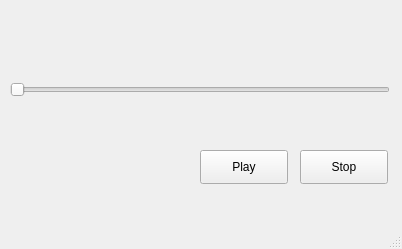
First picture: the form in starTunesGui.ui, repository Tharupahan/StarTunes, before the edit.
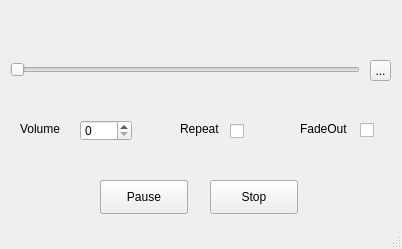
Second picture: the form after the edit. Icons and pictures are not drawn.

```diff
--- a/starTunesGui.ui
+++ b/starTunesGui.ui
@@ -18,24 +18,24 @@
     <normaloff>disc.png</normaloff>disc.png</iconset>
   </property>
   <widget class="QWidget" name="centralwidget">
-   <widget class="QPushButton" name="playButton">
+   <widget class="QPushButton" name="pauseButton">
     <property name="geometry">
      <rect>
-      <x>200</x>
-      <y>150</y>
+      <x>100</x>
+      <y>180</y>
       <width>88</width>
       <height>34</height>
      </rect>
     </property>
     <property name="text">
-     <string>Play</string>
+     <string>Pause</string>
     </property>
    </widget>
    <widget class="QPushButton" name="stopButton">
     <property name="geometry">
      <rect>
-      <x>300</x>
-      <y>150</y>
+      <x>210</x>
+      <y>180</y>
       <width>88</width>
       <height>34</height>
      </rect>
@@ -48,8 +48,8 @@
     <property name="geometry">
      <rect>
       <x>10</x>
-      <y>80</y>
-      <width>380</width>
+      <y>60</y>
+      <width>350</width>
       <height>20</height>
      </rect>
     </property>
@@ -57,6 +57,118 @@
      <enum>Qt::Horizontal</enum>
     </property>
    </widget>
+   <widget class="QPushButton" name="resumeButton">
+    <property name="geometry">
+     <rect>
+      <x>100</x>
+      <y>180</y>
+      <width>88</width>
+      <height>34</height>
+     </rect>
+    </property>
+    <property name="text">
+     <string>Resume</string>
+    </property>
+   </widget>
+   <widget class="QSpinBox" name="volume_box">
+    <property name="geometry">
+     <rect>
+      <x>80</x>
+      <y>120</y>
+      <width>52</width>
+      <height>21</height>
+     </rect>
+    </property>
+   </widget>
+   <widget class="QLabel" name="label">
+    <property name="geometry">
+     <rect>
+      <x>20</x>
+      <y>120</y>
+      <width>58</width>
+      <height>18</height>
+     </rect>
+    </property>
+    <property name="text">
+     <string>Volume</string>
+    </property>
+   </widget>
+   <widget class="QCheckBox" name="repeat_box">
+    <property name="geometry">
+     <rect>
+      <x>230</x>
+      <y>121</y>
+      <width>20</width>
+      <height>21</height>
+     </rect>
+    </property>
+    <property name="text">
+     <string/>
+    </property>
+   </widget>
+   <widget class="QLabel" name="label_2">
+    <property name="geometry">
+     <rect>
+      <x>180</x>
+      <y>120</y>
+      <width>58</width>
+      <height>18</height>
+     </rect>
+    </property>
+    <property name="text">
+     <string>Repeat</string>
+    </property>
+   </widget>
+   <widget class="QLabel" name="label_3">
+    <property name="geometry">
+     <rect>
+      <x>300</x>
+      <y>120</y>
+      <width>58</width>
+      <height>18</height>
+     </rect>
+    </property>
+    <property name="text">
+     <string>FadeOut</string>
+    </property>
+   </widget>
+   <widget class="QCheckBox" name="fadeout_box">
+    <property name="geometry">
+     <rect>
+      <x>360</x>
+      <y>120</y>
+      <width>20</width>
+      <height>21</height>
+     </rect>
+    </property>
+    <property name="text">
+     <string/>
+    </property>
+   </widget>
+   <widget class="QToolButton" name="selectButton">
+    <property name="geometry">
+     <rect>
+      <x>370</x>
+      <y>60</y>
+      <width>21</width>
+      <height>21</height>
+     </rect>
+    </property>
+    <property name="text">
+     <string>...</string>
+    </property>
+   </widget>
+   <zorder>resumeButton</zorder>
+   <zorder>pauseButton</zorder>
+   <zorder>stopButton</zorder>
+   <zorder>timeSlider</zorder>
+   <zorder>volume_box</zorder>
+   <zorder>label</zorder>
+   <zorder>repeat_box</zorder>
+   <zorder>label_2</zorder>
+   <zorder>label_3</zorder>
+   <zorder>fadeout_box</zorder>
+   <zorder>selectButton</zorder>
   </widget>
   <widget class="QStatusBar" name="statusbar"/>
  </widget>
```
